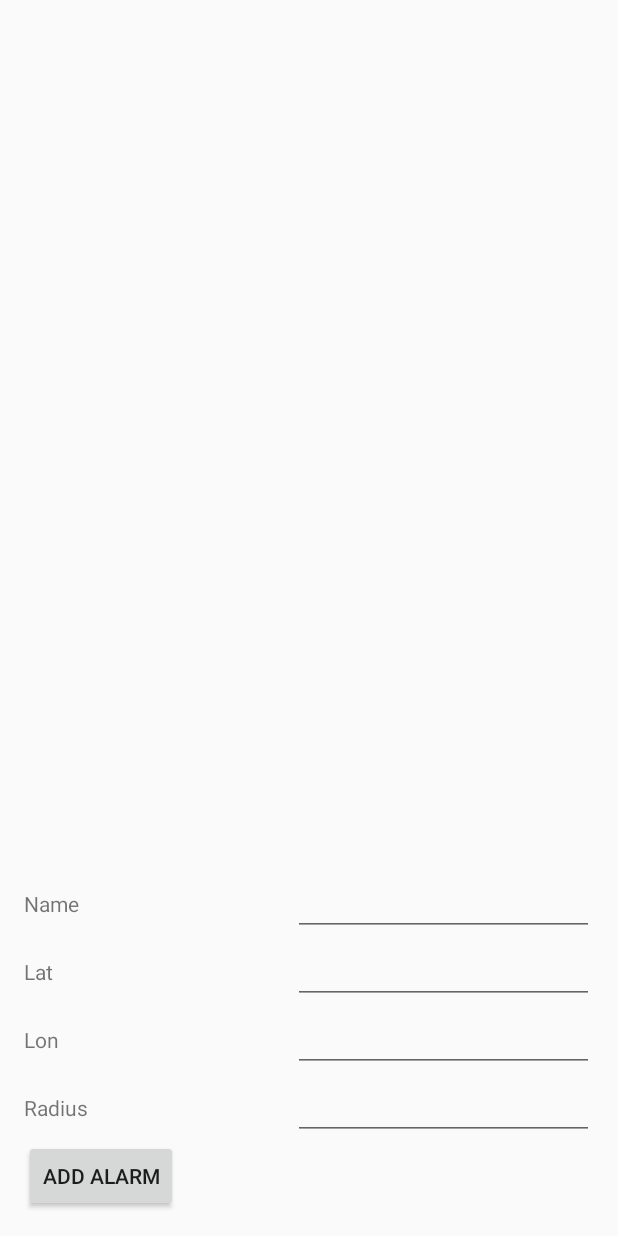
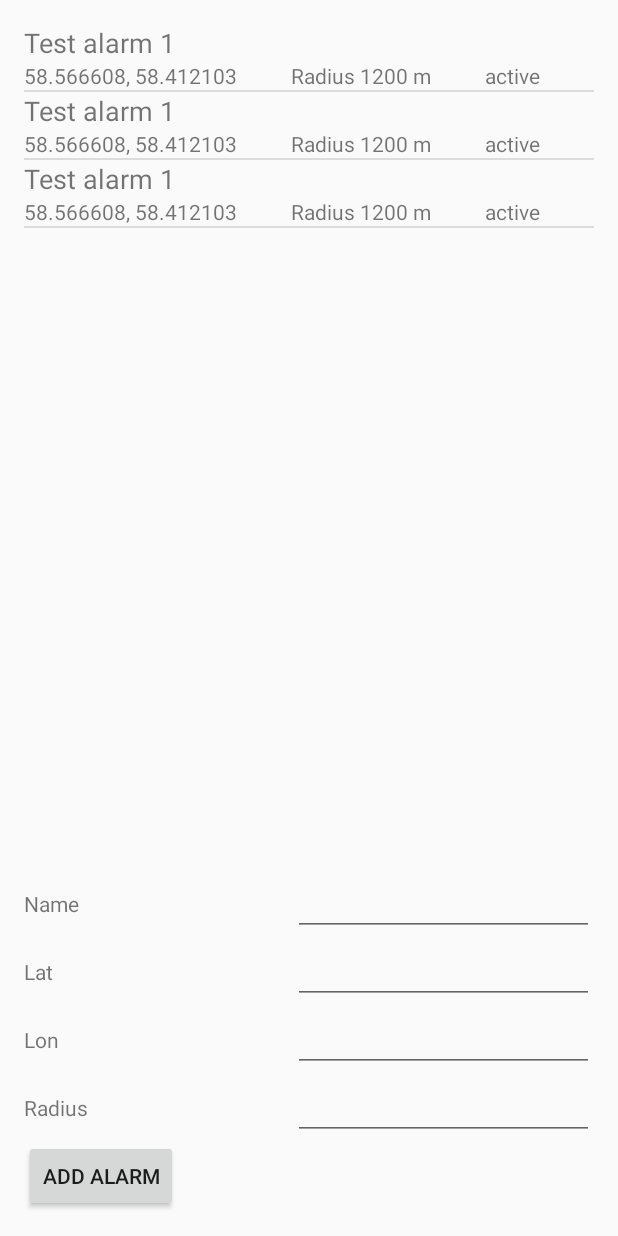
Before and after one commit to bernhardhahn/WakeMeWhenIGetThere, an Android app: the layout fragment_main.xml on its own in the app's theme, with its tools: preview values and no code run, on a phone screen of 412 x 824 dp. Run offline under Robolectric (Android 15) with nearby library versions, the phone set to English and light mode, and no system bars.

Commit message:
Add design placeholders in listview

```diff
--- a/app/src/main/res/layout/alarm_list_item.xml
+++ b/app/src/main/res/layout/alarm_list_item.xml
@@ -1,6 +1,6 @@
 <?xml version="1.0" encoding="utf-8"?>
-<LinearLayout
-    xmlns:android="http://schemas.android.com/apk/res/android"
+<LinearLayout xmlns:android="http://schemas.android.com/apk/res/android"
+    xmlns:tools="http://schemas.android.com/tools"
     android:orientation="vertical"
     android:layout_width="match_parent"
     android:layout_height="match_parent">
@@ -9,7 +9,7 @@
         android:layout_width="wrap_content"
         android:layout_height="wrap_content"
         android:textSize="18sp"
-        />
+        tools:text="Test alarm 1" />
     <LinearLayout
         android:orientation="horizontal"
         android:layout_width="match_parent"
@@ -18,17 +18,20 @@
             android:id="@+id/alarm_list_item_coords"
             android:layout_width="wrap_content"
             android:layout_height="wrap_content"
-            android:layout_weight="0.3"/>
+            android:layout_weight="0.3"
+            tools:text="58.566608, 58.412103"/>
         <TextView
             android:id="@+id/alarm_list_item_radius"
             android:layout_width="wrap_content"
             android:layout_height="wrap_content"
-            android:layout_weight="0.3"/>
+            android:layout_weight="0.3"
+            tools:text="Radius 1200 m"/>
         <TextView
             android:id="@+id/alarm_list_item_active"
             android:layout_width="wrap_content"
             android:layout_height="wrap_content"
-            android:layout_weight="0.3"/>
+            android:layout_weight="0.3"
+            tools:text="active"/>
 
     </LinearLayout>
 </LinearLayout>
--- a/app/src/main/res/layout/fragment_main.xml
+++ b/app/src/main/res/layout/fragment_main.xml
@@ -1,4 +1,5 @@
 <RelativeLayout xmlns:android="http://schemas.android.com/apk/res/android"
+    xmlns:tools="http://schemas.android.com/tools"
     android:layout_width="match_parent"
     android:layout_height="match_parent"
     android:paddingLeft="@dimen/activity_horizontal_margin"
@@ -87,6 +88,7 @@
         android:layout_width="match_parent"
         android:layout_height="wrap_content"
         android:layout_above="@id/newAlarmInput"
-        android:layout_alignParentTop="true" />
+        android:layout_alignParentTop="true"
+        tools:listitem="@layout/alarm_list_item" />
 
 </RelativeLayout>
```
